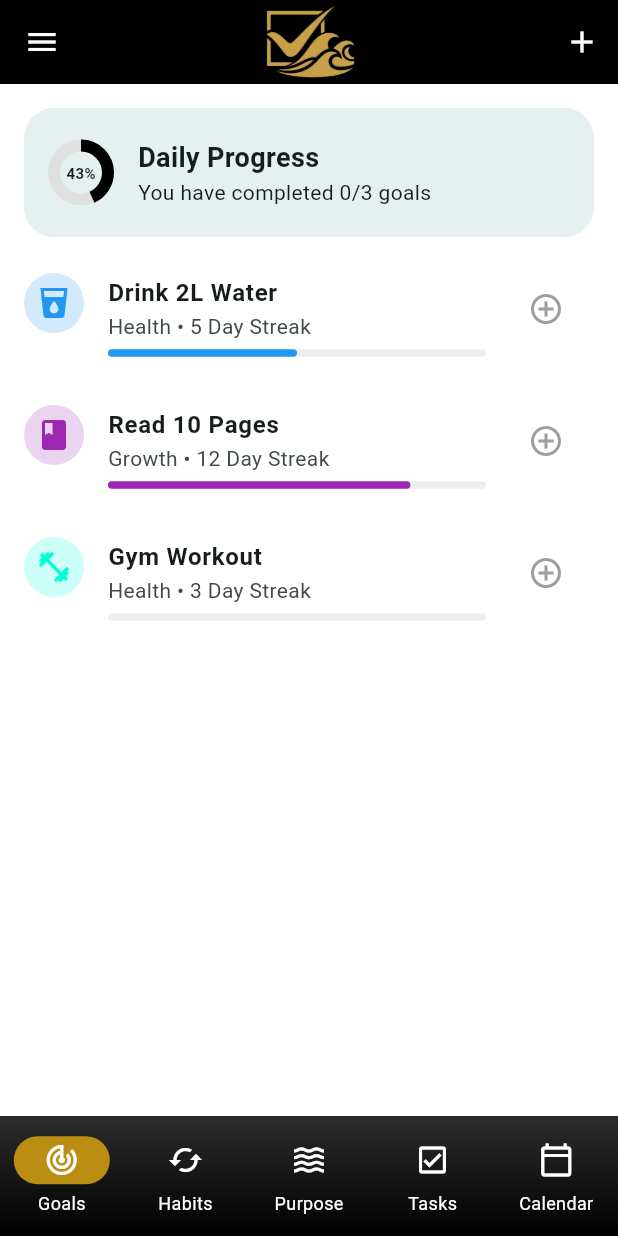
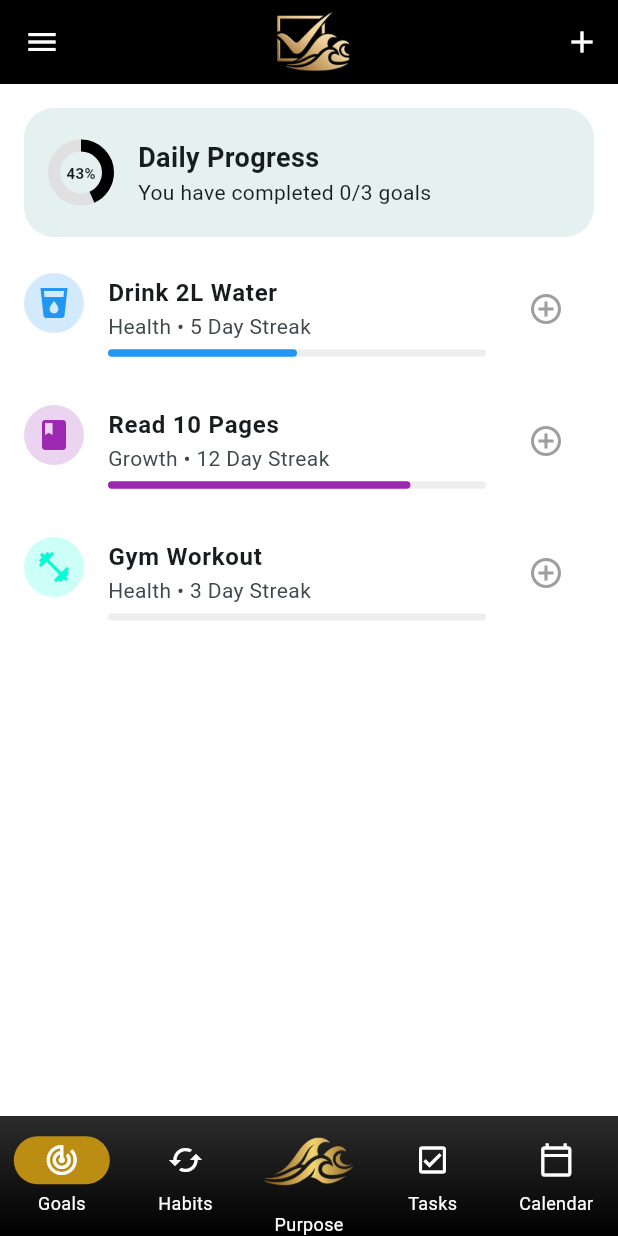
Before and after one commit to unwaverbusiness/unwaver_app, a Flutter app: the screen it shows after launch, on a phone screen of 412 x 824 dp. Run offline on Flutter 3.47's test engine with Material 3 defaults, Android fonts, the phone set to English and light mode, and no system bars; our stand-ins replace firebase_auth, firebase_core, flutter_dotenv, google_generative_ai, table_calendar; accounts and stored records are empty.

Commit message:
new layout

```diff
--- /dev/null
+++ b/lib/Screens/Widgets/purpose_nav_icon.dart
@@ -0,0 +1,22 @@
+import 'package:flutter/material.dart';
+
+class PurposeNavIcon extends StatelessWidget {
+  final double size;
+
+  const PurposeNavIcon({
+    super.key,
+    this.size = 24.0,
+  });
+
+  @override
+  Widget build(BuildContext context) {
+    return SizedBox(
+      height: size,
+      width: size,
+      child: Image.asset(
+        'assets/PurposeButton.png',
+        fit: BoxFit.contain,
+      ),
+    );
+  }
+}
--- a/lib/Screens/main_layout.dart
+++ b/lib/Screens/main_layout.dart
@@ -1,5 +1,5 @@
 import 'package:flutter/material.dart';
-
+// REMOVED: import 'package:widgets/purpose_nav_icon.dart'; (Not needed since class is below)
 import 'Goals/goal_overview_screen.dart';
 import 'Habits/habits_screen.dart';
 import 'Home/purpose_generator_screen.dart';
@@ -54,9 +54,9 @@
           // Theme wrapper to force icon colors
           data: NavigationBarThemeData(
             iconTheme: WidgetStateProperty.resolveWith((states) {
-              // If selected, icon is black (for contrast on gold)
+              // If selected, icon is white (useful for standard icons)
               if (states.contains(WidgetState.selected)) {
-                return const IconThemeData(color: Color.fromARGB(255, 255, 255, 255));
+                return const IconThemeData(color: Colors.white);
               }
               // If unselected, icon is white
               return const IconThemeData(color: Colors.white);
@@ -85,11 +85,15 @@
                 selectedIcon: Icon(Icons.cached),
                 label: 'Habits',
               ),
+
+              // --- UPDATED PURPOSE BUTTON ---
               NavigationDestination(
-                icon: Icon(Icons.waves_outlined),
-                selectedIcon: Icon(Icons.waves),
+                icon: PurposeNavIcon(size: 60), // Unselected State
+                selectedIcon: PurposeNavIcon(size: 60), // Selected State (Slightly larger)
                 label: 'Purpose',
               ),
+              // ------------------------------
+
               NavigationDestination(
                 icon: Icon(Icons.check_box_outlined),
                 selectedIcon: Icon(Icons.check_box),
@@ -107,3 +111,27 @@
     );
   }
 }
+
+// --- CUSTOM WIDGET DEFINITION ---
+// Because this class is here, you do not need to import it at the top.
+class PurposeNavIcon extends StatelessWidget {
+  final double size;
+
+  const PurposeNavIcon({
+    super.key,
+    this.size = 24.0,
+  });
+
+  @override
+  Widget build(BuildContext context) {
+    return SizedBox(
+      height: size,
+      width: size,
+      child: Image.asset(
+        'assets/PurposeButton.png',
+        fit: BoxFit.contain,
+        // Note: No color is applied here, so it uses the original image colors.
+      ),
+    );
+  }
+}
--- /dev/null
+++ b/lib/Widgets/purpose_nav_icon.dart
@@ -0,0 +1,22 @@
+import 'package:flutter/material.dart';
+
+class PurposeNavIcon extends StatelessWidget {
+  final double size;
+
+  const PurposeNavIcon({
+    super.key,
+    this.size = 60,
+  });
+
+  @override
+  Widget build(BuildContext context) {
+    return SizedBox(
+      height: size,
+      width: size,
+      child: Image.asset(
+        'assets/PurposeButton.png', // Ensure this image exists in your assets folder
+        fit: BoxFit.contain,
+      ),
+    );
+  }
+}
--- a/pubspec.yaml
+++ b/pubspec.yaml
@@ -29,8 +29,7 @@
 flutter:
   uses-material-design: true
   assets:
-    - assets/Unwaver_App_Icon.png
-    # Added .env file to assets
+    - assets/
     - .env
 
 flutter_launcher_icons:
```
Also changed, not shown: assets/2Unwaver_App_Icon.png (added), assets/PurposeButton.png (added), assets/Unwaver_App_Icon.png.
